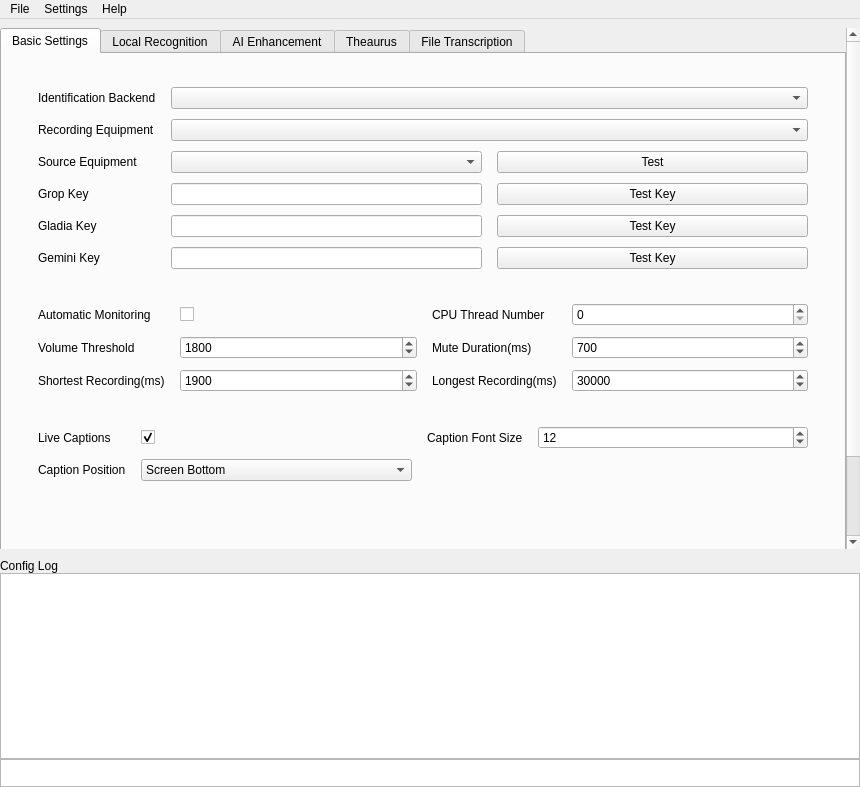
Above: src/MainWin.ui from Zeuear/IME_Audio before the change. Below: the same form after it.
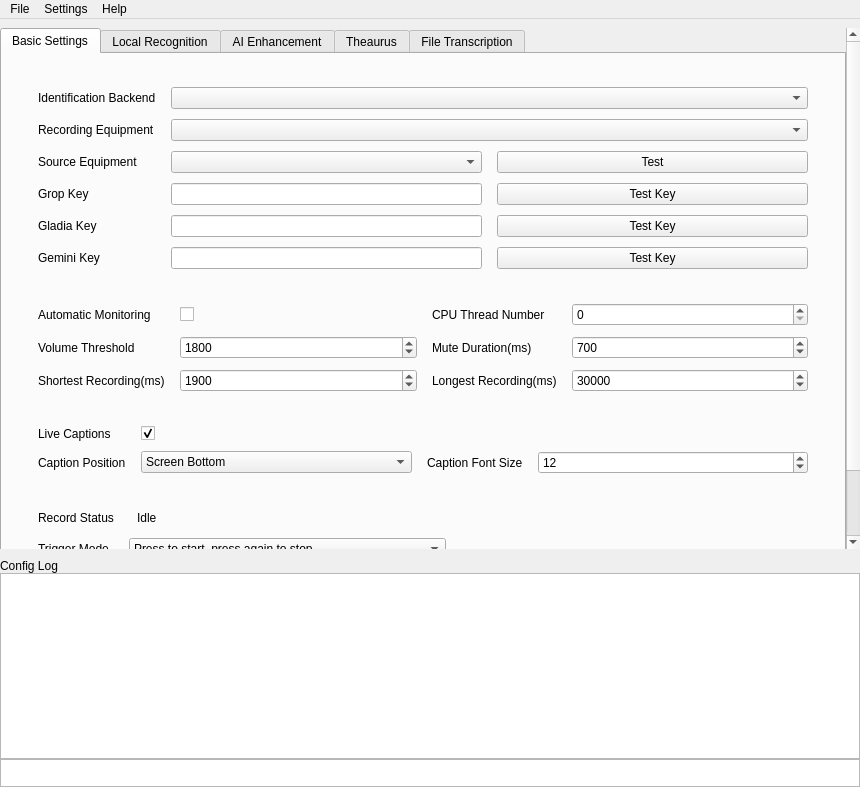
That is the form after the change. The open tabs and pages were chosen to show the change. Icons and pictures are not drawn. Custom widgets are drawn as their Qt base class.

```diff
--- a/src/MainWin.ui
+++ b/src/MainWin.ui
@@ -480,14 +480,14 @@
                  </property>
                 </widget>
                </item>
-               <item row="0" column="3">
+               <item row="1" column="3">
                 <widget class="QLabel" name="label_live_caption_font">
                  <property name="text">
                   <string>Caption Font Size</string>
                  </property>
                 </widget>
                </item>
-               <item row="0" column="4">
+               <item row="1" column="4">
                 <widget class="QSpinBox" name="live_caption_font_spin">
                  <property name="sizePolicy">
                   <sizepolicy hsizetype="Preferred" vsizetype="Fixed">
@@ -541,73 +541,112 @@
               <property name="card" stdset="0">
                <bool>true</bool>
               </property>
-              <layout class="QVBoxLayout" name="shortcut_card_layout">
+              <layout class="QGridLayout" name="shortcut_card_layout" columnstretch="0,1,0,0,1">
                <property name="leftMargin">
                 <number>15</number>
                </property>
                <property name="topMargin">
-                <number>4</number>
+                <number>12</number>
                </property>
                <property name="rightMargin">
                 <number>15</number>
                </property>
                <property name="bottomMargin">
-                <number>4</number>
+                <number>12</number>
                </property>
-               <item>
-                <widget class="ShortcutEdit" name="shortcut_edit" native="true">
-                 <property name="sizePolicy">
-                  <sizepolicy hsizetype="Preferred" vsizetype="Fixed">
-                   <horstretch>0</horstretch>
-                   <verstretch>0</verstretch>
-                  </sizepolicy>
-                 </property>
-                 <property name="minimumSize">
-                  <size>
-                   <width>0</width>
-                   <height>85</height>
-                  </size>
+               <property name="horizontalSpacing">
+                <number>15</number>
+               </property>
+               <property name="verticalSpacing">
+                <number>10</number>
+               </property>
+               <item row="0" column="0">
+                <widget class="QLabel" name="label_hotkey_status">
+                 <property name="text">
+                  <string>Record Status</string>
                  </property>
                 </widget>
                </item>
-               <item>
-                <layout class="QHBoxLayout" name="hotkey_mode_layout">
-                 <property name="leftMargin">
-                  <number>10</number>
-                 </property>
-                 <property name="bottomMargin">
+               <item row="0" column="1">
+                <layout class="QHBoxLayout" name="hotkey_status_layout">
+                 <property name="spacing">
                   <number>8</number>
                  </property>
                  <item>
-                  <widget class="QLabel" name="label_hotkey_mode">
+                  <widget class="StatusIndicator" name="hotkey_status_dot" native="true"/>
+                 </item>
+                 <item>
+                  <widget class="QLabel" name="hotkey_status_text">
                    <property name="text">
-                    <string>Trigger Mode</string>
+                    <string>Idle</string>
                    </property>
                   </widget>
                  </item>
                  <item>
-                  <widget class="QComboBox" name="hotkey_mode_comb">
-                   <item>
-                    <property name="text">
-                     <string>Press to start, press again to stop</string>
-                    </property>
-                   </item>
-                   <item>
-                    <property name="text">
-                     <string>Hold to talk, release to stop</string>
-                    </property>
-                   </item>
-                  </widget>
-                 </item>
-                 <item>
-                  <spacer name="hotkey_mode_spacer">
+                  <spacer name="hotkey_status_spacer">
                    <property name="orientation">
                     <enum>Qt::Orientation::Horizontal</enum>
                    </property>
+                   <property name="sizeHint" stdset="0">
+                    <size>
+                     <width>20</width>
+                     <height>20</height>
+                    </size>
+                   </property>
                   </spacer>
                  </item>
                 </layout>
                </item>
+               <item row="1" column="0">
+                <widget class="QLabel" name="label_hotkey_mode">
+                 <property name="text">
+                  <string>Trigger Mode</string>
+                 </property>
+                </widget>
+               </item>
+               <item row="1" column="1">
+                <widget class="QComboBox" name="hotkey_mode_comb">
+                 <property name="sizePolicy">
+                  <sizepolicy hsizetype="Ignored" vsizetype="Fixed">
+                   <horstretch>0</horstretch>
+                   <verstretch>0</verstretch>
+                  </sizepolicy>
+                 </property>
+                 <item>
+                  <property name="text">
+                   <string>Press to start, press again to stop</string>
+                  </property>
+                 </item>
+                 <item>
+                  <property name="text">
+                   <string>Hold to talk, release to stop</string>
+                  </property>
+                 </item>
+                </widget>
+               </item>
+               <item row="2" column="0">
+                <widget class="QLabel" name="label_hotkey">
+                 <property name="text">
+                  <string>Shortcut Key</string>
+                 </property>
+                </widget>
+               </item>
+               <item row="2" column="1" colspan="4">
+                <widget class="ShortcutEdit" name="shortcut_edit" native="true">
+                 <property name="sizePolicy">
+                  <sizepolicy hsizetype="Preferred" vsizetype="Fixed">
+                   <horstretch>0</horstretch>
+                   <verstretch>0</verstretch>
+                  </sizepolicy>
+                 </property>
+                 <property name="minimumSize">
+                  <size>
+                   <width>0</width>
+                   <height>30</height>
+                  </size>
+                 </property>
+                </widget>
+               </item>
               </layout>
              </widget>
             </item>
@@ -1377,6 +1416,12 @@
    <header>widgets/DownloadListWidget.h</header>
    <container>1</container>
   </customwidget>
+  <customwidget>
+   <class>StatusIndicator</class>
+   <extends>QWidget</extends>
+   <header>widgets/ShortcutEdit.h</header>
+   <container>1</container>
+  </customwidget>
   <customwidget>
    <class>DictationLogWidget</class>
    <extends>QWidget</extends>
```
